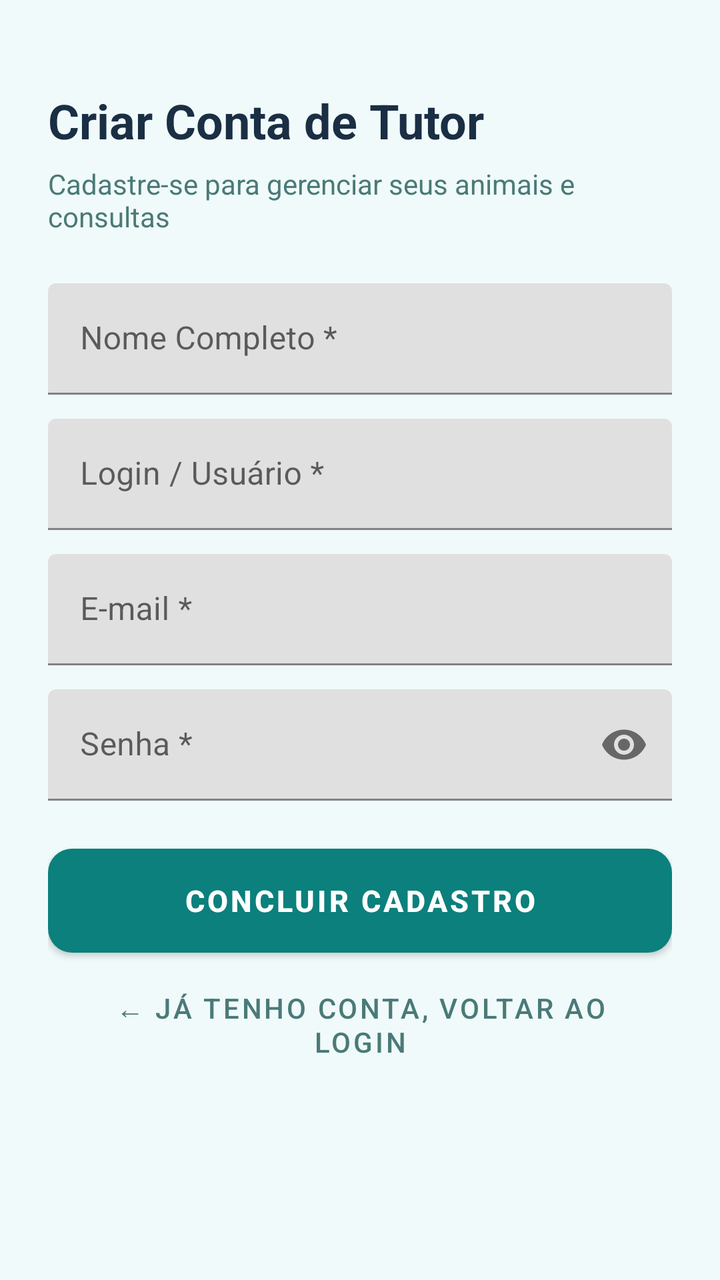
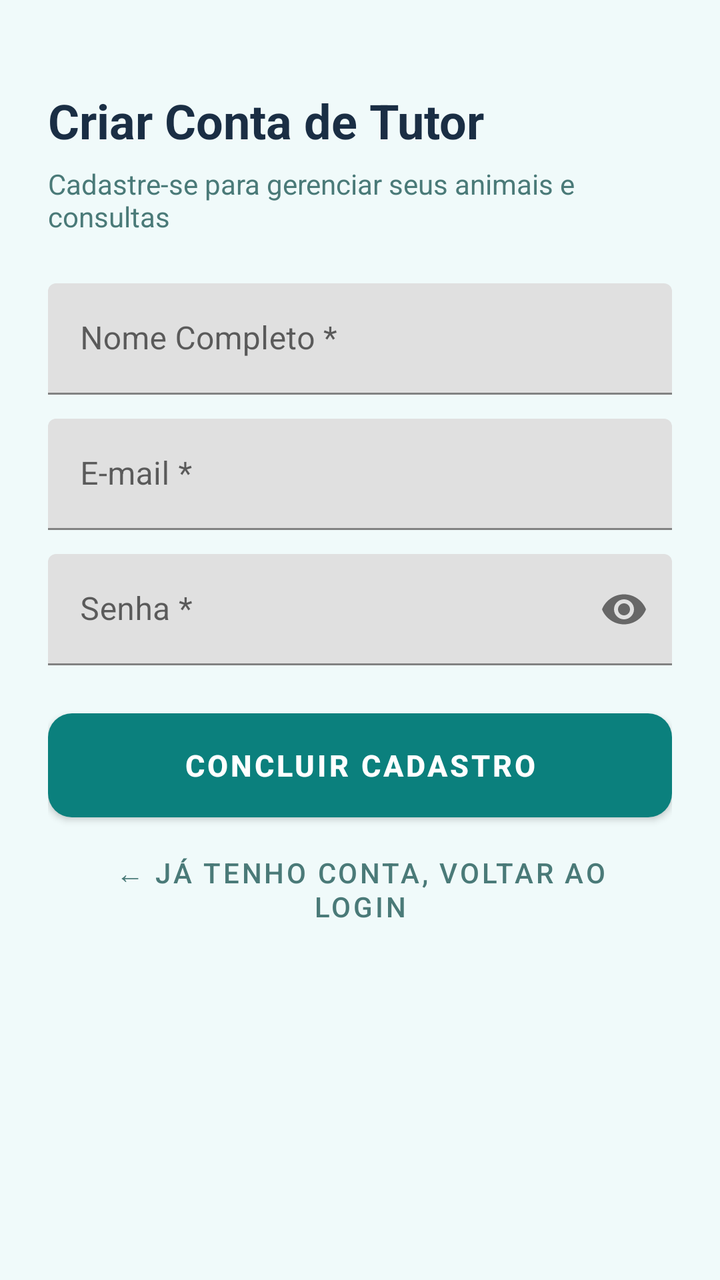

An Android layout rendered at two revisions. The XML below is the earlier revision; the diff shows what the commit changed to produce the second picture.
<!-- AndroidManifest.xml: application theme Theme.PetCareConnect -->
<!-- res/layout/activity_cadastro.xml -->
<?xml version="1.0" encoding="utf-8"?>
<ScrollView xmlns:android="http://schemas.android.com/apk/res/android"
    xmlns:app="http://schemas.android.com/apk/res-auto"
    android:layout_width="match_parent"
    android:layout_height="match_parent"
    android:fillViewport="true"
    android:background="@color/cream_bg">

    <LinearLayout
        android:layout_width="match_parent"
        android:layout_height="wrap_content"
        android:orientation="vertical"
        android:padding="24dp">

        <TextView
            android:layout_width="wrap_content"
            android:layout_height="wrap_content"
            android:text="Criar Conta de Tutor"
            android:textSize="24sp"
            android:textStyle="bold"
            android:textColor="@color/text_main"
            android:layout_marginTop="20dp"
            android:layout_marginBottom="6dp"/>

        <TextView
            android:layout_width="wrap_content"
            android:layout_height="wrap_content"
            android:text="Cadastre-se para gerenciar seus animais e consultas"
            android:textColor="@color/text_muted"
            android:textSize="14sp"
            android:layout_marginBottom="24dp"/>

        <com.google.android.material.textfield.TextInputLayout
            android:layout_width="match_parent"
            android:layout_height="wrap_content"
            android:hint="Nome Completo *"
            android:layout_marginBottom="12dp">
            <com.google.android.material.textfield.TextInputEditText
                android:id="@+id/etCadNome"
                android:layout_width="match_parent"
                android:layout_height="wrap_content"
                android:inputType="textPersonName"/>
        </com.google.android.material.textfield.TextInputLayout>

        <com.google.android.material.textfield.TextInputLayout
            android:layout_width="match_parent"
            android:layout_height="wrap_content"
            android:hint="Login / Usuário *"
            android:layout_marginBottom="12dp">
            <com.google.android.material.textfield.TextInputEditText
                android:id="@+id/etCadLogin"
                android:layout_width="match_parent"
                android:layout_height="wrap_content"
                android:inputType="text"/>
        </com.google.android.material.textfield.TextInputLayout>

        <com.google.android.material.textfield.TextInputLayout
            android:layout_width="match_parent"
            android:layout_height="wrap_content"
            android:hint="E-mail *"
            android:layout_marginBottom="12dp">
            <com.google.android.material.textfield.TextInputEditText
                android:id="@+id/etCadEmail"
                android:layout_width="match_parent"
                android:layout_height="wrap_content"
                android:inputType="textEmailAddress"/>
        </com.google.android.material.textfield.TextInputLayout>

        <com.google.android.material.textfield.TextInputLayout
            android:layout_width="match_parent"
            android:layout_height="wrap_content"
            android:hint="Senha *"
            app:passwordToggleEnabled="true"
            android:layout_marginBottom="24dp">
            <com.google.android.material.textfield.TextInputEditText
                android:id="@+id/etCadSenha"
                android:layout_width="match_parent"
                android:layout_height="wrap_content"
                android:inputType="textPassword"/>
        </com.google.android.material.textfield.TextInputLayout>

        <Button
            android:id="@+id/btnCadConfirmar"
            android:layout_width="match_parent"
            android:layout_height="52dp"
            android:text="Concluir Cadastro"
            android:background="@drawable/bg_button_primary"
            app:backgroundTint="@null"
            android:textColor="@color/white"
            android:textStyle="bold"
            android:textSize="15sp"/>

        <Button
            android:id="@+id/btnCadVoltar"
            style="@style/Widget.MaterialComponents.Button.TextButton"
            android:layout_width="match_parent"
            android:layout_height="wrap_content"
            android:layout_marginTop="8dp"
            android:text="← Já tenho conta, voltar ao login"
            android:textColor="@color/text_muted"/>

    </LinearLayout>

</ScrollView>
<!-- resources referenced by this layout -->
<resources>
  <color name="cream_bg">#F0FAFA</color>
  <color name="text_main">#1A2E44</color>
  <color name="text_muted">#4A7A78</color>
  <color name="white">#FFFFFF</color>
  <!-- drawable bg_button_primary (drawable) -->
  <?xml version="1.0" encoding="utf-8"?>
  <shape xmlns:android="http://schemas.android.com/apk/res/android">
      <solid android:color="@color/teal_primary"/>
      <corners android:radius="12dp"/>
  </shape>
  <style name="Theme.PetCareConnect" parent="Theme.MaterialComponents.DayNight.NoActionBar">
          <item name="colorPrimary">@color/teal_primary</item>
          <item name="colorPrimaryVariant">@color/teal_dark</item>
          <item name="colorOnPrimary">@color/white</item>
          <item name="colorSecondary">@color/teal_mid</item>
          <item name="colorSecondaryVariant">@color/teal_dark</item>
          <item name="colorOnSecondary">@color/white</item>
          <item name="android:statusBarColor">@color/navy_primary</item>
          <item name="android:windowBackground">@color/cream_bg</item>
      </style>
  <color name="teal_primary">#0B807D</color>
  <color name="teal_dark">#085E5C</color>
  <color name="teal_mid">#0E9F9B</color>
  <color name="navy_primary">#1A2E44</color>
</resources>

<!-- the commit's change to res/layout/activity_cadastro.xml (unified diff, before → after) -->
@@ -40,18 +40,6 @@
                 android:layout_width="match_parent"
                 android:layout_height="wrap_content"
                 android:inputType="textPersonName"/>
-        </com.google.android.material.textfield.TextInputLayout>
-
-        <com.google.android.material.textfield.TextInputLayout
-            android:layout_width="match_parent"
-            android:layout_height="wrap_content"
-            android:hint="Login / Usuário *"
-            android:layout_marginBottom="12dp">
-            <com.google.android.material.textfield.TextInputEditText
-                android:id="@+id/etCadLogin"
-                android:layout_width="match_parent"
-                android:layout_height="wrap_content"
-                android:inputType="text"/>
         </com.google.android.material.textfield.TextInputLayout>
 
         <com.google.android.material.textfield.TextInputLayout
